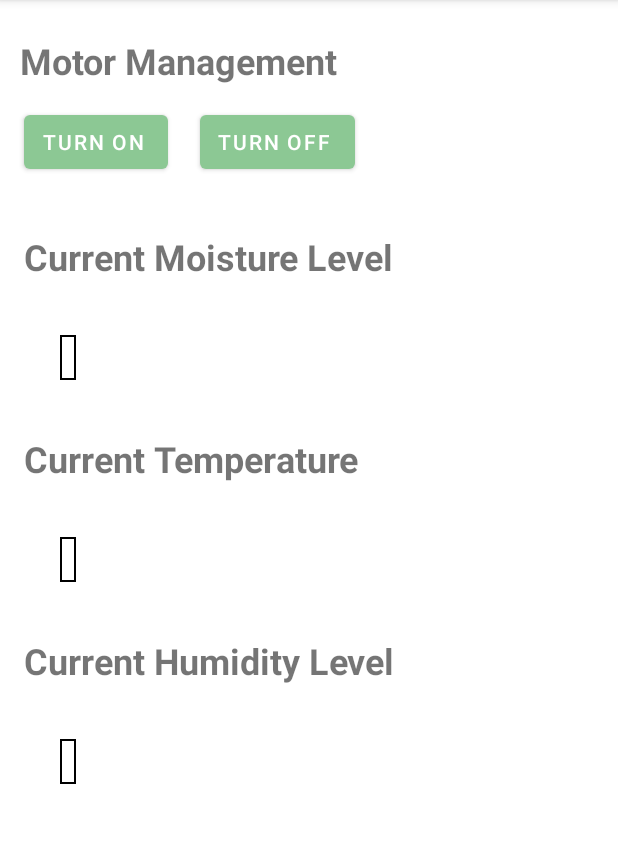
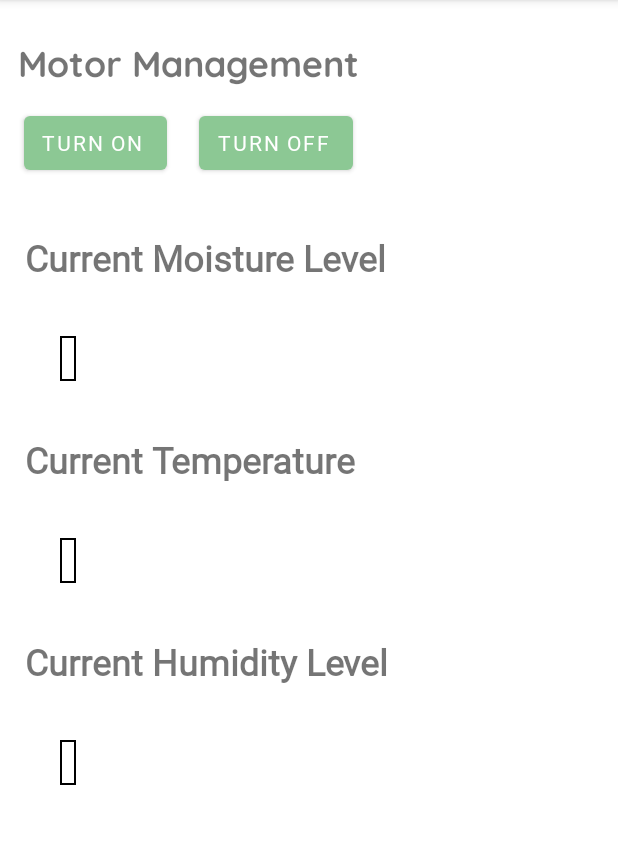
Before and after one commit to sidchiku9/SmartAgricultureSystem, an Android app: the screen it shows after launch (MainActivity), on a phone screen of 412 x 824 dp, the part 84-928 px from its top. Run offline under Robolectric (Android 15) with nearby library versions, the phone set to English and light mode, and no system bars; our stand-ins replace Firebase (no records; nobody signed in at launch, a user with empty details on screens opened directly); 3 statements that could not run were skipped.

Commit message:
Commit 3

```diff
--- a/app/build.gradle
+++ b/app/build.gradle
@@ -40,6 +40,7 @@ dependencies {
     implementation 'com.google.android.material:material:1.2.1'
     implementation 'androidx.constraintlayout:constraintlayout:2.0.1'
     implementation 'com.google.firebase:firebase-database:19.7.0'
+    implementation 'com.google.firebase:firebase-messaging:21.1.0'
     testImplementation 'junit:junit:4.+'
     androidTestImplementation 'androidx.test.ext:junit:1.1.2'
     androidTestImplementation 'androidx.test.espresso:espresso-core:3.3.0'
--- a/app/src/main/res/layout/activity_main.xml
+++ b/app/src/main/res/layout/activity_main.xml
@@ -16,6 +16,7 @@
         android:padding="5dp"
         android:textStyle="bold"
         app:layout_constraintEnd_toEndOf="parent"
+        android:fontFamily="@font/quicksandregular"
         app:layout_constraintHorizontal_bias="0.099"
         app:layout_constraintStart_toStartOf="parent"
         app:layout_constraintTop_toBottomOf="@+id/humidityTV" />
@@ -28,6 +29,7 @@
         android:text="@string/humidityTextview"
         android:textSize="24sp"
         android:textStyle="bold"
+        android:fontFamily="@font/quicksandsemibold"
         app:layout_constraintEnd_toEndOf="parent"
         app:layout_constraintHorizontal_bias="0.098"
         app:layout_constraintStart_toStartOf="parent"
@@ -40,6 +42,7 @@
         android:layout_marginTop="36dp"
         android:text="@string/temperatureTextview"
         android:textSize="24sp"
+        android:fontFamily="@font/quicksandsemibold"
         android:textStyle="bold"
         app:layout_constraintEnd_toEndOf="parent"
         app:layout_constraintHorizontal_bias="0.086"
@@ -54,6 +57,7 @@
         android:text="@string/moistureTextview"
         android:textSize="24sp"
         android:textStyle="bold"
+        android:fontFamily="@font/quicksandsemibold"
         app:layout_constraintEnd_toEndOf="parent"
         app:layout_constraintHorizontal_bias="0.096"
         app:layout_constraintStart_toStartOf="parent"
@@ -66,6 +70,7 @@
         android:layout_marginTop="24dp"
         android:text="@string/DCMotor"
         android:textSize="24sp"
+        android:fontFamily="@font/quicksandbold"
         android:textStyle="bold"
         app:layout_constraintEnd_toEndOf="parent"
         app:layout_constraintHorizontal_bias="0.065"
@@ -77,6 +82,7 @@
         android:layout_width="wrap_content"
         android:layout_height="wrap_content"
         android:layout_marginStart="16dp"
+        android:fontFamily="@font/quicksandsemibold"
         android:layout_marginTop="14dp"
         style="@style/Widget.MaterialComponents.Button.Icon"
         android:text="@string/turnOn"
@@ -88,6 +94,7 @@
         android:layout_width="wrap_content"
         android:layout_height="wrap_content"
         android:layout_marginStart="21dp"
+        android:fontFamily="@font/quicksandsemibold"
         android:layout_marginTop="14dp"
         style="@style/Widget.MaterialComponents.Button.Icon"
         android:text="@string/turnOff"
@@ -100,6 +107,7 @@
         android:layout_height="wrap_content"
         android:layout_marginTop="36dp"
         android:background="@drawable/textview_border"
+        android:fontFamily="@font/quicksandregular"
         android:padding="5dp"
         android:textStyle="bold"
         app:layout_constraintEnd_toEndOf="parent"
@@ -112,6 +120,7 @@
         android:layout_width="wrap_content"
         android:background="@drawable/textview_border"
         android:layout_height="wrap_content"
+        android:fontFamily="@font/quicksandregular"
         android:layout_marginTop="36dp"
         android:textStyle="bold"
         android:padding="5dp"
```
Also changed, not shown: app/src/main/res/font/quicksand.xml (added, +17 -0 lines), app/src/main/res/font/quicksandbold.ttf (added), app/src/main/res/font/quicksandlight.ttf (added), app/src/main/res/font/quicksandmedium.ttf (added), app/src/main/res/font/quicksandregular.ttf (added), app/src/main/res/font/quicksandsemiBold.ttf (added).
